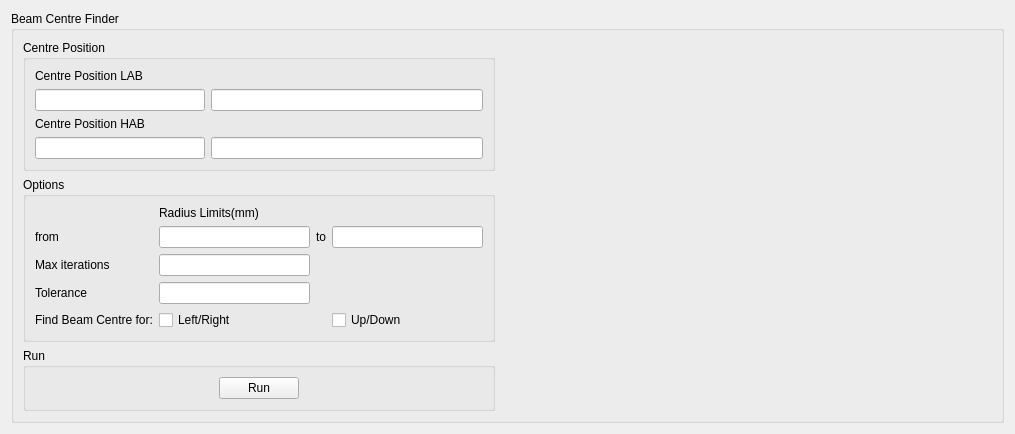
Above: scripts/Interface/ui/sans_isis/beam_centre.ui from mantidproject/mantid before the change. Below: the same form after it.
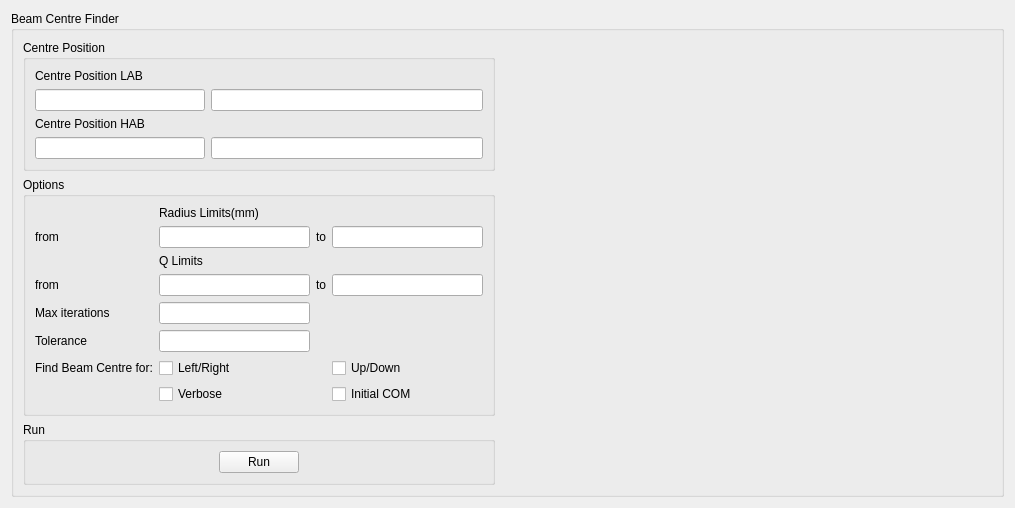
That is the form after the change.

What changed in the file:
```diff
--- a/scripts/Interface/ui/sans_isis/beam_centre.ui
+++ b/scripts/Interface/ui/sans_isis/beam_centre.ui
@@ -7,7 +7,7 @@
     <x>0</x>
     <y>0</y>
     <width>1015</width>
-    <height>418</height>
+    <height>422</height>
    </rect>
   </property>
   <property name="windowTitle">
@@ -98,47 +98,88 @@
          <item row="1" column="3">
           <widget class="QLineEdit" name="r_max_line_edit"/>
          </item>
-         <item row="2" column="0">
+         <item row="6" column="0">
+          <widget class="QLabel" name="label_6">
+           <property name="text">
+            <string>Find Beam Centre for:</string>
+           </property>
+          </widget>
+         </item>
+         <item row="4" column="1">
+          <widget class="QLineEdit" name="max_iterations_line_edit"/>
+         </item>
+         <item row="4" column="0">
           <widget class="QLabel" name="label_10">
            <property name="text">
             <string>Max iterations</string>
            </property>
           </widget>
          </item>
-         <item row="2" column="1">
-          <widget class="QLineEdit" name="max_iterations_line_edit"/>
+         <item row="5" column="1">
+          <widget class="QLineEdit" name="tolerance_line_edit"/>
          </item>
-         <item row="3" column="0">
+         <item row="5" column="0">
           <widget class="QLabel" name="label_11">
            <property name="text">
             <string>Tolerance</string>
            </property>
           </widget>
          </item>
-         <item row="3" column="1">
-          <widget class="QLineEdit" name="tolerance_line_edit"/>
-         </item>
-         <item row="4" column="0">
-          <widget class="QLabel" name="label_6">
-           <property name="text">
-            <string>Find Beam Centre for:</string>
-           </property>
-          </widget>
-         </item>
-         <item row="4" column="1">
+         <item row="6" column="1">
           <widget class="QCheckBox" name="left_right_check_box">
            <property name="text">
             <string>Left/Right</string>
            </property>
           </widget>
          </item>
-         <item row="4" column="3">
+         <item row="6" column="3">
           <widget class="QCheckBox" name="up_down_check_box">
            <property name="text">
             <string>Up/Down</string>
            </property>
           </widget>
          </item>
+         <item row="7" column="1">
+          <widget class="QCheckBox" name="verbose_check_box">
+           <property name="text">
+            <string>Verbose</string>
+           </property>
+          </widget>
+         </item>
+         <item row="3" column="1">
+          <widget class="QLineEdit" name="q_min_line_edit"/>
+         </item>
+         <item row="7" column="3">
+          <widget class="QCheckBox" name="COM_check_box">
+           <property name="text">
+            <string>Initial COM</string>
+           </property>
+          </widget>
+         </item>
+         <item row="3" column="3">
+          <widget class="QLineEdit" name="q_max_line_edit"/>
+         </item>
+         <item row="3" column="2">
+          <widget class="QLabel" name="label">
+           <property name="text">
+            <string>to</string>
+           </property>
+          </widget>
+         </item>
+         <item row="2" column="1">
+          <widget class="QLabel" name="label_2">
+           <property name="text">
+            <string>Q Limits</string>
+           </property>
+          </widget>
+         </item>
+         <item row="3" column="0">
+          <widget class="QLabel" name="label_3">
+           <property name="text">
+            <string>from</string>
+           </property>
+          </widget>
+         </item>
         </layout>
        </widget>
       </item>
```
Left out of the diff: 14 changed lines with no effect on the pictures.
